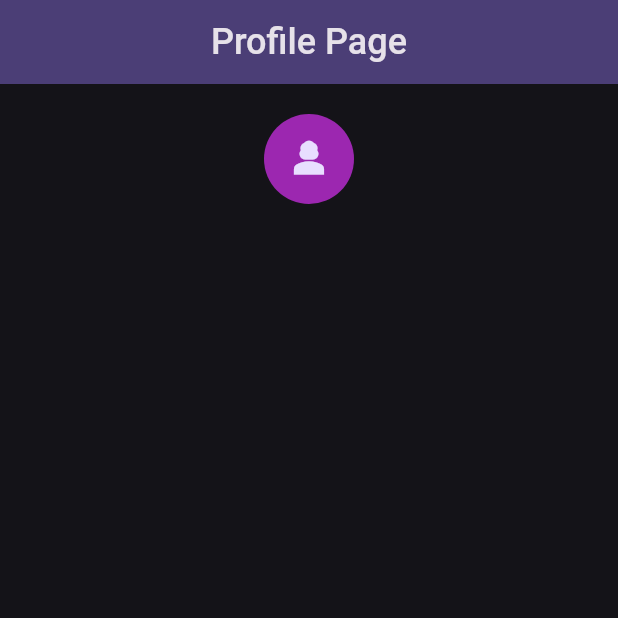
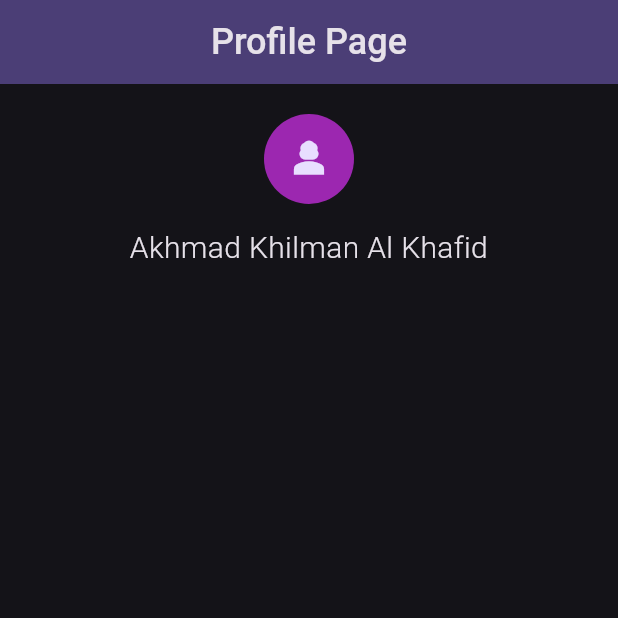
Before and after one commit to AkhmadKhilman/latihan-praktikum-flutter-2, a Flutter app: the screen it shows after launch, on a phone screen of 412 x 824 dp, the top half of it. Run offline on Flutter 3.47's test engine with Material 3 defaults, Android fonts, the phone set to English and light mode, and no system bars.

Commit message:
refactor: extract the profile username to the view

```diff
--- a/lib/main.dart
+++ b/lib/main.dart
@@ -62,6 +62,21 @@ class ProfilePage extends StatelessWidget {
                   backgroundColor: Colors.purple,
                   child: Icon(Icons.person_3, size: 30),
                 ),
+
+                SizedBox(height: 15),
+
+                Column(
+                  children: [
+                    Text(
+                      name,
+                      style: TextStyle(
+                        fontSize: 20,
+                        fontWeight: FontWeight.w300,
+                      ),
+                      textAlign: TextAlign.center,
+                    ),
+                  ],
+                ),
               ],
             ),
           ),
```
